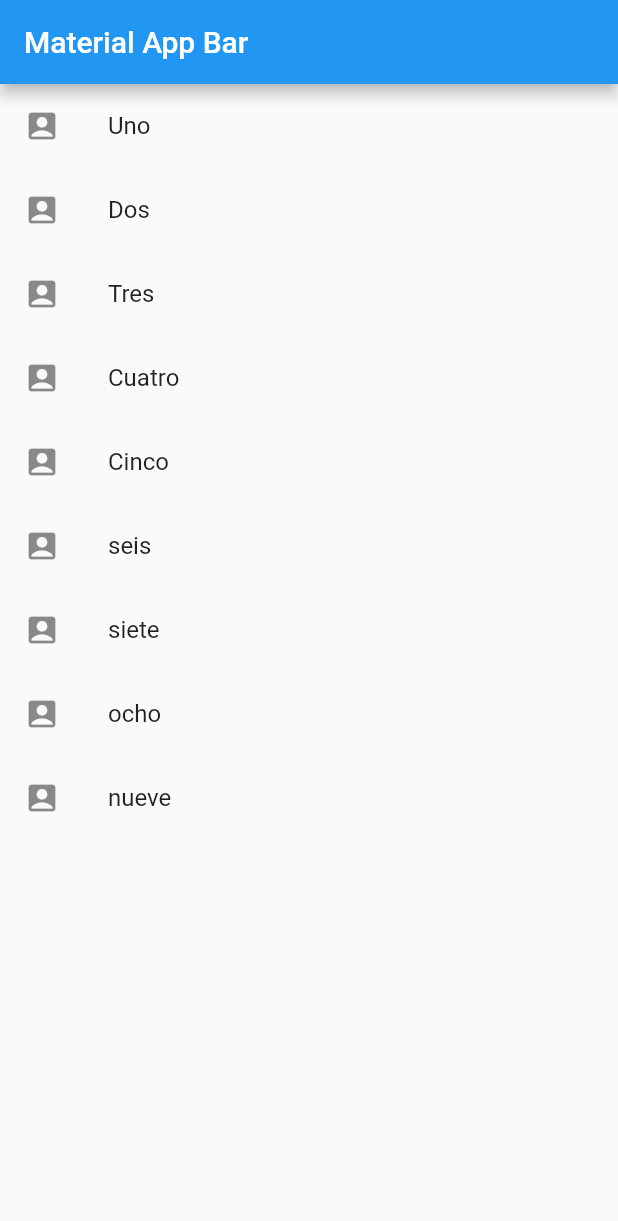
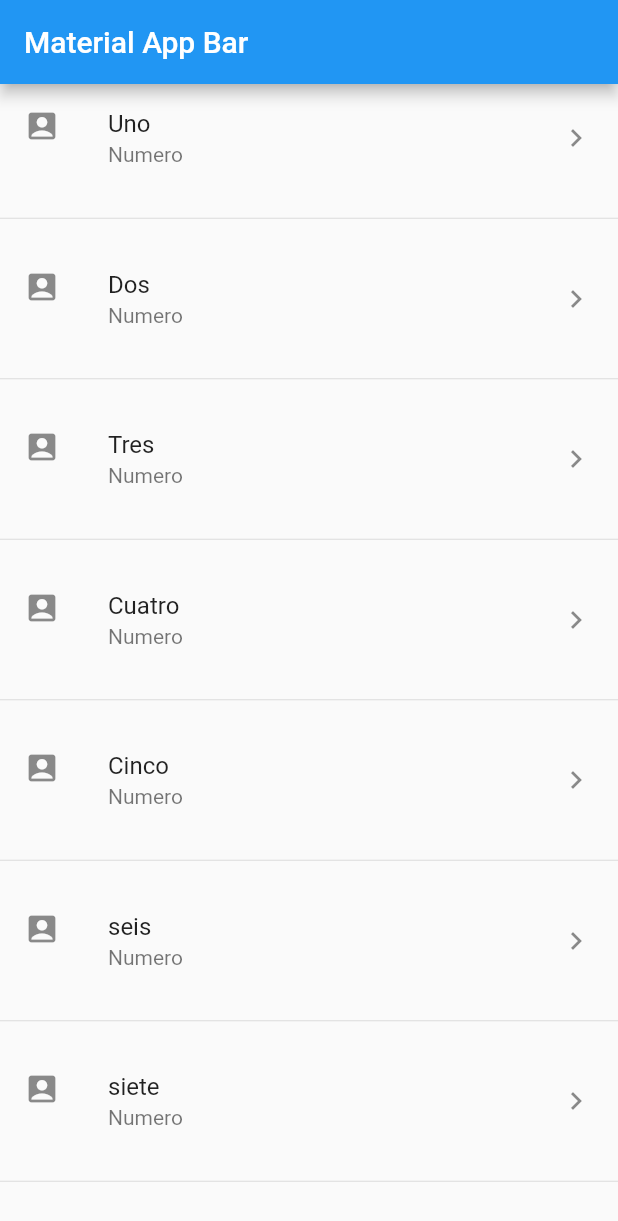
Before and after one commit to lpipeal/flutter_componentes, a Flutter app: the screen it shows after launch, on a phone screen of 412 x 824 dp. Shown: the top 1221 px of the screen. Run offline on Flutter 3.47's test engine with Material 2 defaults, Android fonts, the phone set to English and light mode, and no system bars.

Commit message:
Cambio de estructura con wrap, se añadieron mas atributos a la lista

```diff
--- a/lib/src/pages/home_page.dart
+++ b/lib/src/pages/home_page.dart
@@ -49,10 +49,18 @@ class HomePage extends StatelessWidget {
 
           return opciones.map((item){
 
-            return ListTile(
-              leading: Icon(Icons.account_box),
-                    title: Text(item),
-                    onTap: (){},
+            return Column(
+              children: <Widget>[
+                ListTile(
+                  leading: Icon(Icons.account_box),
+                        title: Text(item),
+                        subtitle: Text('Numero'),
+                        onTap: (){},
+                        trailing: Icon(Icons.keyboard_arrow_right),
+                ),
+                Divider(height: 35)
+              ],
+
             );
 
           }).toList();
```
